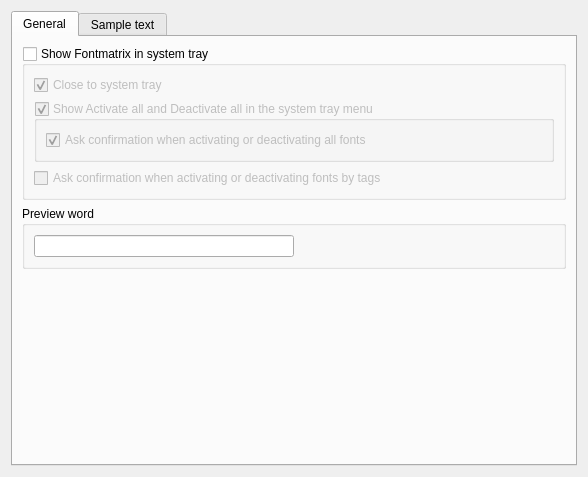
This is src/prefs_panel.ui in fontmatrix/fontmatrix as Qt 5 draws it before an edit. The edited form follows.
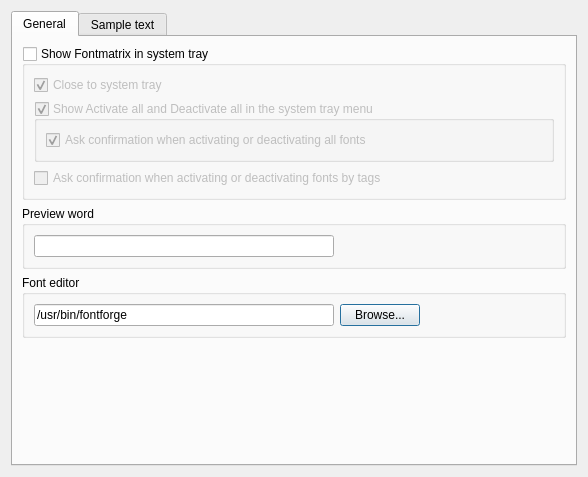
This is the edited form. Icons and pictures are not drawn.

Commit message: Allow user to select the font editor

What changed in the file:
```diff
--- a/src/prefs_panel.ui
+++ b/src/prefs_panel.ui
@@ -25,8 +25,8 @@
       <attribute name="title" >
        <string>General</string>
       </attribute>
-      <layout class="QGridLayout" >
-       <item row="0" column="0" >
+      <layout class="QVBoxLayout" >
+       <item>
         <widget class="QGroupBox" name="systrayFrame" >
          <property name="title" >
           <string>Show Fontmatrix in system tray</string>
@@ -83,14 +83,21 @@
          </layout>
         </widget>
        </item>
-       <item row="1" column="0" >
+       <item>
         <widget class="QGroupBox" name="groupBox" >
          <property name="title" >
           <string>Preview word</string>
          </property>
          <layout class="QGridLayout" >
           <item row="0" column="0" >
-           <widget class="QLineEdit" name="previewWord" />
+           <widget class="QLineEdit" name="previewWord" >
+            <property name="minimumSize" >
+             <size>
+              <width>300</width>
+              <height>0</height>
+             </size>
+            </property>
+           </widget>
           </item>
           <item row="0" column="1" >
            <spacer>
@@ -108,7 +115,49 @@
          </layout>
         </widget>
        </item>
-       <item row="2" column="0" >
+       <item>
+        <widget class="QGroupBox" name="groupBox_4" >
+         <property name="title" >
+          <string>Font editor</string>
+         </property>
+         <layout class="QHBoxLayout" >
+          <item>
+           <widget class="QLineEdit" name="fontEditorPath" >
+            <property name="minimumSize" >
+             <size>
+              <width>300</width>
+              <height>0</height>
+             </size>
+            </property>
+            <property name="text" >
+             <string>/usr/bin/fontforge</string>
+            </property>
+           </widget>
+          </item>
+          <item>
+           <widget class="QPushButton" name="fontEditorBrowse" >
+            <property name="text" >
+             <string>Browse...</string>
+            </property>
+           </widget>
+          </item>
+          <item>
+           <spacer>
+            <property name="orientation" >
+             <enum>Qt::Horizontal</enum>
+            </property>
+            <property name="sizeHint" >
+             <size>
+              <width>151</width>
+              <height>22</height>
+             </size>
+            </property>
+           </spacer>
+          </item>
+         </layout>
+        </widget>
+       </item>
+       <item>
         <spacer>
          <property name="orientation" >
           <enum>Qt::Vertical</enum>
@@ -116,7 +165,7 @@
          <property name="sizeHint" >
           <size>
            <width>544</width>
-           <height>101</height>
+           <height>91</height>
           </size>
          </property>
         </spacer>
```
The commit also changes 4 other files.
